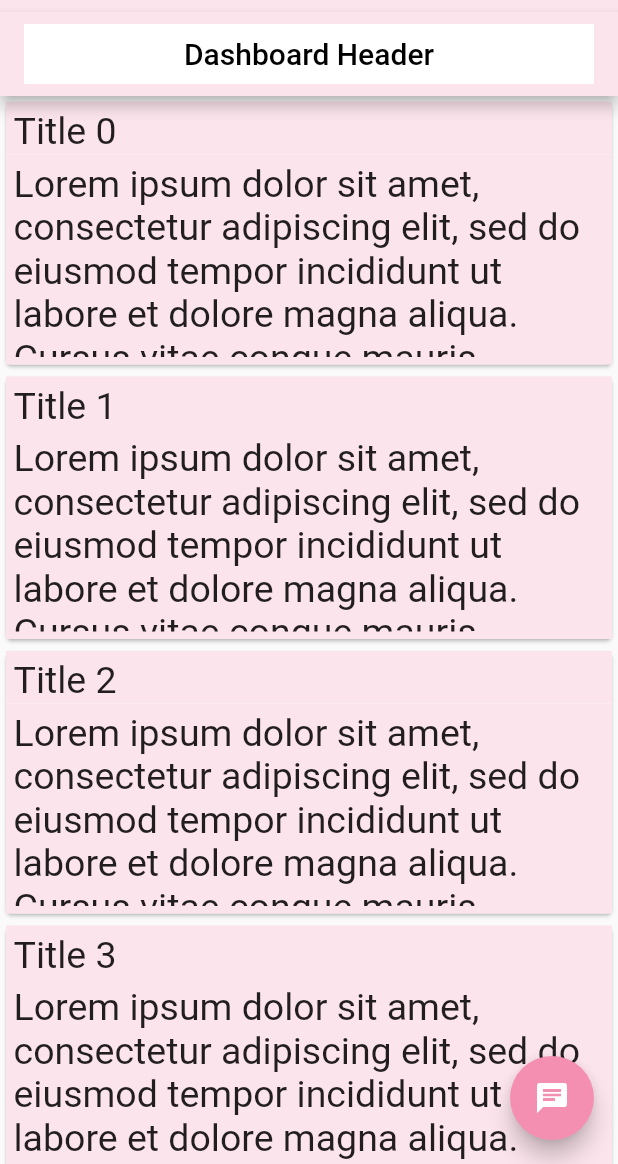
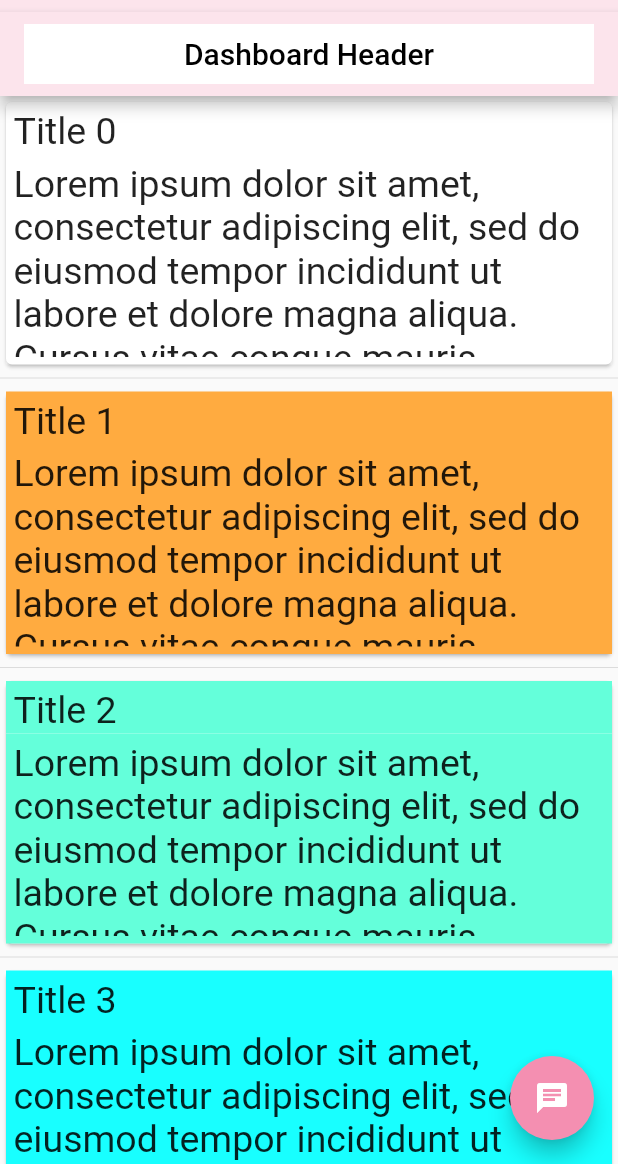
Before and after one commit to DatLam25/me_n_uoc, a Flutter app: the screen it shows after launch, on a phone screen of 412 x 824 dp, the part 72-1236 px from its top. Run offline on Flutter 3.47's test engine with Material 2 defaults, Android fonts, the phone set to English and light mode, and no system bars; our stand-ins replace flutter_svg, infinite_scroll_pagination.

Commit message:
Add random colors

```diff
--- a/lib/homepage.dart
+++ b/lib/homepage.dart
@@ -37,6 +37,37 @@ class _HomePageState extends State<HomePage> {
       _pagingController.appendPage(newData, nextPageKey);
     }
 
+  }
+
+  Color randomColor(index){
+    if(index%7 ==0)
+    {
+      return Colors.white30;
+    }
+    else if(index%6 == 0)
+      {
+        return Colors.lightGreenAccent;
+      }
+    else if(index%5 == 0)
+    {
+      return Colors.purpleAccent;
+    }
+    else if(index%4 == 0)
+    {
+      return Colors.greenAccent;
+    }
+    else if(index%3 == 0)
+    {
+      return Colors.cyanAccent;
+    }
+    else if(index%2 == 0)
+    {
+      return Colors.tealAccent;
+    }
+    else
+    {
+      return Colors.orangeAccent;
+    }
   }
 
   @override
@@ -99,7 +130,8 @@ class _HomePageState extends State<HomePage> {
               ),
             ),
           ),
-          PagedSliverList<int, Post>(
+          PagedSliverList<int, Post>.separated(
+              separatorBuilder: (context, index) => const Divider(height: 10),
               pagingController: _pagingController,
               builderDelegate: PagedChildBuilderDelegate<Post>(
             itemBuilder: (BuildContext context, Post item, int index) {
@@ -107,11 +139,11 @@ class _HomePageState extends State<HomePage> {
                 children: <Widget>[
                   Card(
                     child: Column(
-                      mainAxisSize: MainAxisSize.min,
+                      //mainAxisSize: MainAxisSize.min,
                       children: <Widget>[
                         Container(
                           padding: const EdgeInsets.all(5),
-                          color: Colors.pink[50],
+                          color: randomColor(index),
                           height: 35.0,
                           alignment: Alignment.topLeft,
                           child: Text(
@@ -121,7 +153,7 @@ class _HomePageState extends State<HomePage> {
                         ),
                         Container(
                           padding: const EdgeInsets.all(5),
-                          color: Colors.pink[50],
+                          color: randomColor(index),
                           height: 140.0,
                           alignment: Alignment.topLeft,
                           child: Text(
```
